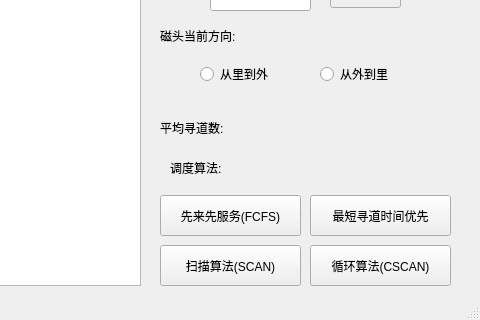
The window that disk_scheduling/disk_scheduling.ui (XIFDF/Disk-scheduling) describes before a commit, drawn with Qt 5; both pictures show x 200 to 680 and y 165 to 485 of the 680 by 485 pixel window.
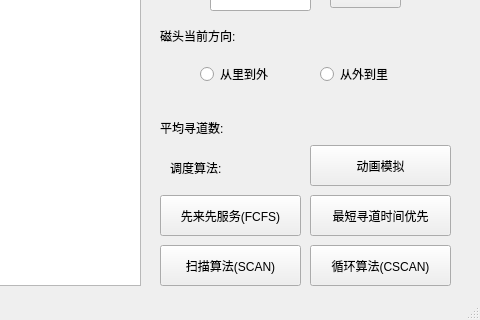
The same window after the commit.

Commit message: 添加动画演示

Patch:
```diff
--- a/disk_scheduling/disk_scheduling.ui
+++ b/disk_scheduling/disk_scheduling.ui
@@ -314,6 +314,19 @@
      <string>清空</string>
     </property>
    </widget>
+   <widget class="QPushButton" name="pushButton_9">
+    <property name="geometry">
+     <rect>
+      <x>510</x>
+      <y>310</y>
+      <width>141</width>
+      <height>41</height>
+     </rect>
+    </property>
+    <property name="text">
+     <string>动画模拟</string>
+    </property>
+   </widget>
   </widget>
   <widget class="QStatusBar" name="statusBar"/>
  </widget>
```
The commit also changes 14 other files.
